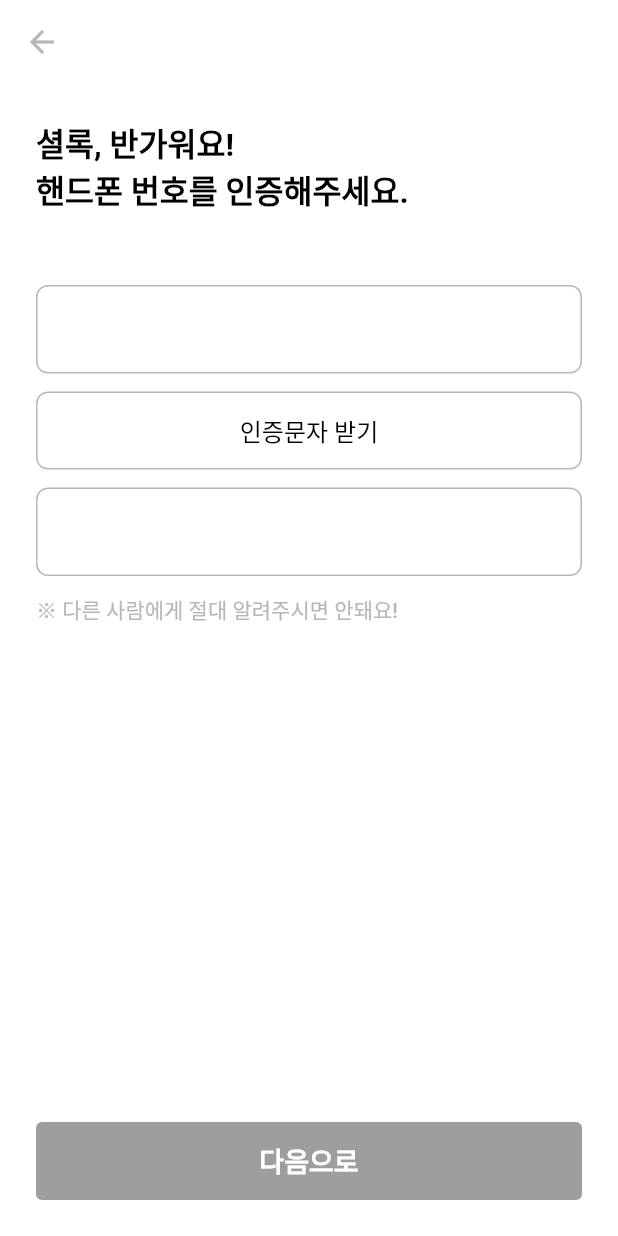
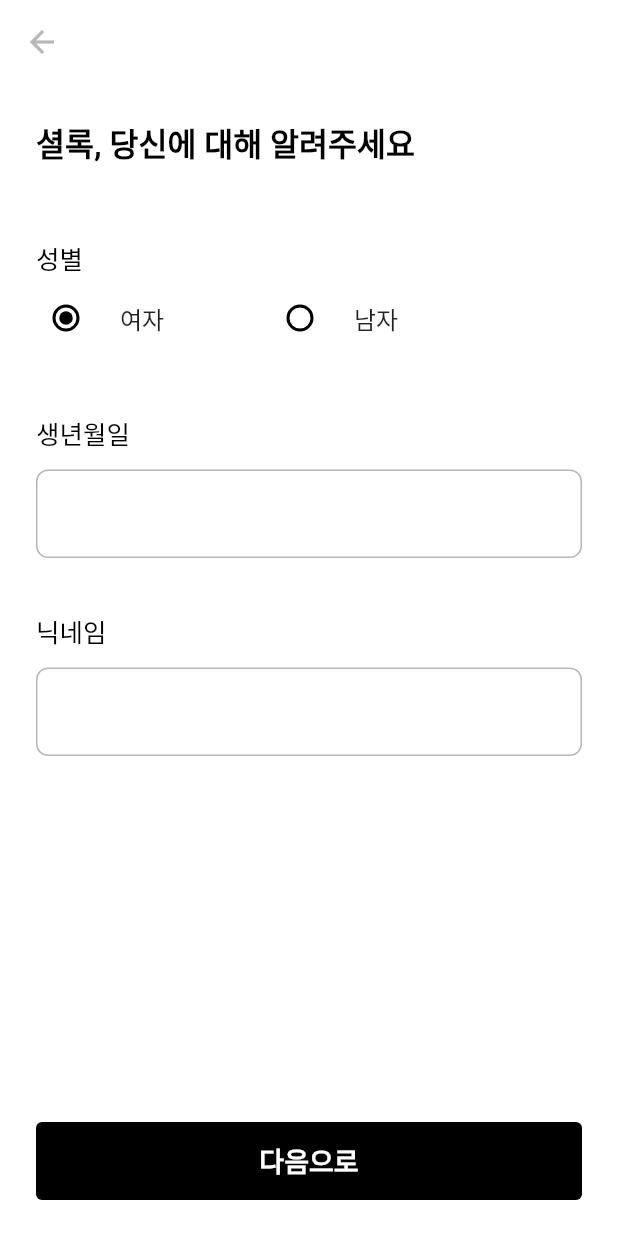
Before and after one commit to pebbla/ask-watson-app, a Flutter app: the CertifyPhoneNumScreen screen opened directly, after a tap on "다음으로", on a phone screen of 412 x 824 dp. Run offline on Flutter 3.47's test engine with Material 2 defaults, Android fonts, the phone set to English and light mode, and no system bars; our stand-ins replace dio, logger; missing offline and left inert: flutter_naver_login, kakao_flutter_sdk_user; network calls fail.

Commit message:
feat: 회원가입 대략적인 전체 UI 설정

```diff
--- a/lib/src/config/theme/text_style.dart
+++ b/lib/src/config/theme/text_style.dart
@@ -7,6 +7,7 @@ class MyTextStyle {
   // 검정색
   static const TextStyle black21w600 = TextStyle(fontSize: 21, fontWeight: FontWeight.w600, color: MyColor.black);
   static const TextStyle black18w600 = TextStyle(fontSize: 18, fontWeight: FontWeight.w600, color: MyColor.black);
+  static const TextStyle black17w500 = TextStyle(fontSize: 17, fontWeight : FontWeight.w500, color: MyColor.black);
   static const TextStyle black16w600 = TextStyle(fontSize: 16, fontWeight: FontWeight.w600, color: MyColor.black);
   static const TextStyle black16w500 = TextStyle(fontSize: 16, fontWeight: FontWeight.w500, color: MyColor.black);
   static const TextStyle black14w600 = TextStyle(fontSize: 14, fontWeight: FontWeight.w600, color: MyColor.black);
--- a/lib/src/presentation/auth/certify_phone_num_screen.dart
+++ b/lib/src/presentation/auth/certify_phone_num_screen.dart
@@ -1,5 +1,6 @@
 import 'package:ask_watson_app/src/config/theme/colors.dart';
 import 'package:ask_watson_app/src/config/theme/text_style.dart';
+import 'package:ask_watson_app/src/presentation/auth/insert_user_info_screen.dart';
 import 'package:ask_watson_app/src/presentation/widget/button.dart';
 import 'package:ask_watson_app/src/presentation/widget/outline_input_border.dart';
 import 'package:flutter/material.dart';
@@ -15,7 +16,7 @@ class _CertifyPhoneNumScreenState extends State<CertifyPhoneNumScreen> {
       TextEditingController();
 
   bool canInput = false;
-  bool canTapNext = false;
+  bool canTapNext = true;
 
   @override
   void dispose() {
@@ -29,6 +30,7 @@ class _CertifyPhoneNumScreenState extends State<CertifyPhoneNumScreen> {
     return GestureDetector(
       onTap: () => FocusScope.of(context).unfocus(),
       child: Scaffold(
+        resizeToAvoidBottomInset: false,
         appBar: AppBar(
           leading: InkWell(
               onTap: () => Navigator.pop(context),
@@ -128,7 +130,9 @@ class _CertifyPhoneNumScreenState extends State<CertifyPhoneNumScreen> {
   // 다음으로 버튼
   Widget _nextBtn() {
     return canTapNext == true
-        ? ButtonPrimaryWidget(text: '다음으로', onPressed: () {})
+        ? ButtonPrimaryWidget(text: '다음으로', onPressed: () {
+          Navigator.push(context, MaterialPageRoute(builder: (context) => InsertUserInfoScreen()));
+        })
         : ButtonDisabledWidget(text: '다음으로');
   }
 }
--- /dev/null
+++ b/lib/src/presentation/auth/insert_user_info_screen.dart
@@ -0,0 +1,166 @@
+import 'package:ask_watson_app/src/config/theme/colors.dart';
+import 'package:ask_watson_app/src/config/theme/text_style.dart';
+import 'package:ask_watson_app/src/presentation/auth/finish_sign_up_screen.dart';
+import 'package:ask_watson_app/src/presentation/widget/button.dart';
+import 'package:ask_watson_app/src/presentation/widget/outline_input_border.dart';
+import 'package:flutter/material.dart';
+
+enum Gender {women, men}
+
+class InsertUserInfoScreen extends StatefulWidget {
+
+  @override
+  State<InsertUserInfoScreen> createState() => _InsertUserInfoScreenState();
+}
+
+class _InsertUserInfoScreenState extends State<InsertUserInfoScreen> {
+
+  bool canTapNext = true;
+  Gender _gender = Gender.women;
+
+  final TextEditingController _textControllerBirth = TextEditingController();
+  final TextEditingController _textControllerNickName = TextEditingController();
+
+  @override
+  Widget build(BuildContext context) {
+    return GestureDetector(
+      onTap: () => FocusScope.of(context).unfocus(),
+      child: Scaffold(
+        resizeToAvoidBottomInset: false,
+        appBar: AppBar(
+          leading: InkWell(
+              onTap: () => Navigator.pop(context),
+              child: Icon(Icons.arrow_back, color: MyColor.grey)),
+          backgroundColor: Colors.white,
+          elevation: 0,
+        ),
+        body: _buildBody(context),
+      ),
+    );
+  }
+
+  Widget _buildBody(BuildContext context) {
+    return SafeArea(
+      child: Container(
+        padding: EdgeInsets.all(24),
+        child: Column(
+          mainAxisAlignment: MainAxisAlignment.spaceBetween,
+          children: [
+            Column(
+              crossAxisAlignment: CrossAxisAlignment.start,
+              children: [
+                Text('셜록, 당신에 대해 알려주세요', style: MyTextStyle.black21w600),
+                Padding(padding: EdgeInsets.all(24)),
+                _insertGenderWidget(context),
+                Padding(padding: EdgeInsets.all(18)),
+                _inputBirthWidget(),
+                Padding(padding: EdgeInsets.all(18)),
+                _inputNickNameWidget()
+              ],
+            ),
+            _nextBtn()
+          ],
+        ),
+      ),
+    );
+  }
+
+  // 성별 입력
+  Widget _insertGenderWidget(BuildContext context) {
+    return Container(
+      width: double.maxFinite,
+      child: Column(
+        crossAxisAlignment: CrossAxisAlignment.start,
+        children: [
+          Text('성별', style: MyTextStyle.black17w500),
+          Row(
+            mainAxisAlignment: MainAxisAlignment.start,
+            children: [
+              Flexible(
+                flex: 3,
+                child: RadioListTile(
+                  contentPadding: EdgeInsets.all(0),
+                  selectedTileColor: MyColor.black,
+                  title: Text('여자'),
+                  value: Gender.women,
+                  groupValue: _gender,
+                  onChanged: (value) {
+                    setState(() {
+                      _gender = value as Gender;
+                    });
+                  },
+                ),
+              ),
+              Flexible(
+                flex: 3,
+                child: RadioListTile(
+                  contentPadding: EdgeInsets.all(0),
+                    title: Text('남자'),
+                    value: Gender.men,
+                    groupValue: _gender,
+                    onChanged: (value) {
+                      setState(() {
+                        _gender = value as Gender;
+                      });
+                    }),
+              ),
+              Flexible(
+                flex: 1,
+                child: Container())
+            ],
+          ),
+        ],
+      ),
+    );
+  }
+
+  // 생년월일 입력
+  Widget _inputBirthWidget() {
+    return Container(
+      child: Column(
+        crossAxisAlignment: CrossAxisAlignment.start,
+        children: [
+          Text('생년월일', style: MyTextStyle.black17w500),
+          Padding(padding: EdgeInsets.all(6)),
+          TextField(
+            controller: _textControllerNickName,
+            cursorColor: MyColor.grey,
+            keyboardType: TextInputType.number,
+            decoration: InputDecoration(
+                enabledBorder: enabledBorder(), focusedBorder: focusedBorder()),
+          ),
+        ],
+      ),
+    );
+  }
+
+
+  // 닉네임 입력
+  Widget _inputNickNameWidget() {
+    return Container(
+      child: Column(
+        crossAxisAlignment: CrossAxisAlignment.start,
+        children: [
+          Text('닉네임', style: MyTextStyle.black17w500),
+          Padding(padding: EdgeInsets.all(6)),
+          TextField(
+            controller: _textControllerBirth,
+            cursorColor: MyColor.grey,
+            decoration: InputDecoration(
+                enabledBorder: enabledBorder(), focusedBorder: focusedBorder()),
+          ),
+        ],
+      ),
+    );
+  }
+
+  // 다음으로 버튼
+  Widget _nextBtn() {
+    return canTapNext == true
+        ? ButtonPrimaryWidget(text: '다음으로', onPressed: () {
+          Navigator.push(context, MaterialPageRoute(builder: (context) => FinishSignUpScreen()));
+        })
+        : ButtonDisabledWidget(text: '다음으로');
+  }
+
+}
```
Also changed, not shown: lib/main.dart (+5 -2 lines), lib/src/presentation/auth/finish_sign_up_screen.dart (added, +51 -0 lines), assets/character/watson_yeah.png (added).
